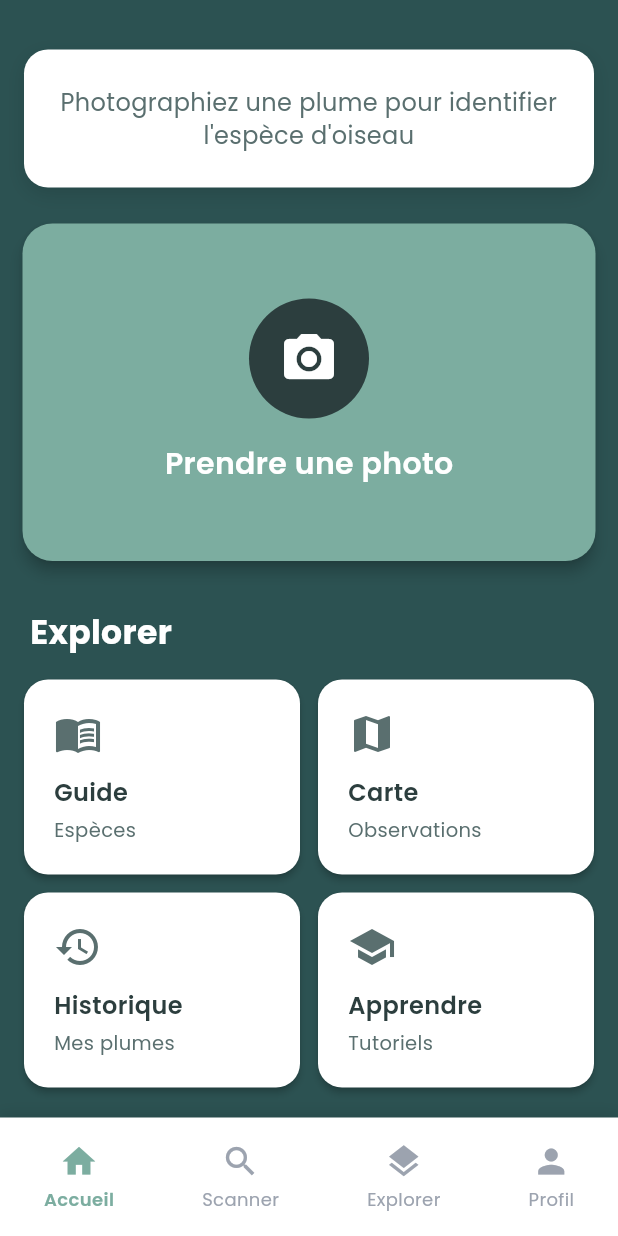
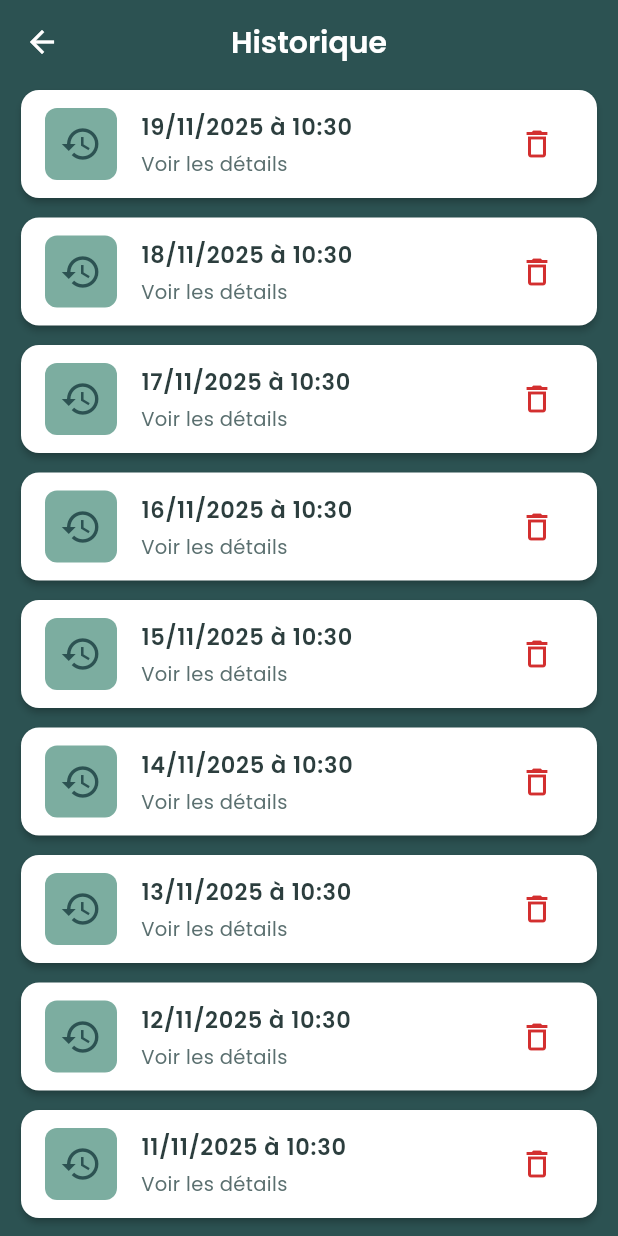
Before and after one commit to MarineGuell/PlumID, a Flutter app: the screen it shows after launch, scrolled down 195 dp, after a tap on "Historique", on a phone screen of 412 x 824 dp. Run offline on Flutter 3.47's test engine with Material 3 defaults, Android fonts, the phone set to English and light mode, and no system bars; our stand-ins replace dartz, dio, equatable, flutter_riverpod, freezed_annotation, geocoding and 5 more; generated files the repository leaves out were written again.

Commit message:
chore: prepare history popup page

```diff
--- a/plum_id_mobile/lib/core/theme/app_theme.dart
+++ b/plum_id_mobile/lib/core/theme/app_theme.dart
@@ -9,6 +9,7 @@ class AppTheme {
   static const Color backgroundColor = Color(0xFF2C5252);
   static const Color surfaceColor = Colors.white;
   static const Color errorColor = Color(0xFFD32F2F);
+  static const Color danger = Color(0xFFD32F2F);
 
   // Logo colors
   static const Color logoBackground = Color(0xFF8FBAAA); // Logo background
--- /dev/null
+++ b/plum_id_mobile/lib/presentation/history/screens/history_screen.dart
@@ -0,0 +1,160 @@
+import 'package:flutter/material.dart';
+import '../../../core/theme/app_theme.dart';
+
+class HistoryScreen extends StatefulWidget {
+  const HistoryScreen({super.key});
+
+  @override
+  State<HistoryScreen> createState() => _HistoryScreenState();
+}
+
+class _HistoryScreenState extends State<HistoryScreen> {
+  // Liste générique pour simuler l'historique
+  List<Map<String, dynamic>> historyItems = List.generate(
+    10,
+    (index) => {
+      'id': index,
+      'date': DateTime.now().subtract(Duration(days: index)),
+      'species': 'Espèce ${index + 1}',
+    },
+  );
+
+  void _deleteItem(int index) {
+    setState(() {
+      historyItems.removeAt(index);
+    });
+
+    ScaffoldMessenger.of(context).showSnackBar(
+      const SnackBar(
+        content: Text('Identification supprimée'),
+        backgroundColor: AppTheme.secondaryColor,
+        duration: Duration(seconds: 2),
+      ),
+    );
+  }
+
+  @override
+  Widget build(BuildContext context) {
+    return Scaffold(
+      backgroundColor: AppTheme.backgroundColor,
+      appBar: AppBar(
+        title: const Text('Historique'),
+        backgroundColor: AppTheme.primaryColor,
+        foregroundColor: AppTheme.textOnPrimary,
+        elevation: 0,
+      ),
+      body: SafeArea(
+        child: historyItems.isEmpty
+            ? _buildEmptyState(context)
+            : _buildHistoryList(),
+      ),
+    );
+  }
+
+  Widget _buildEmptyState(BuildContext context) {
+    return Center(
+      child: Padding(
+        padding: const EdgeInsets.all(24.0),
+        child: Column(
+          mainAxisAlignment: MainAxisAlignment.center,
+          children: [
+            Icon(
+              Icons.history,
+              size: 80,
+              color: AppTheme.textOnPrimary,
+            ),
+            const SizedBox(height: 24),
+            Text(
+              'Historique',
+              style: Theme.of(context).textTheme.headlineSmall?.copyWith(
+                    color: AppTheme.textOnPrimary,
+                    fontWeight: FontWeight.bold,
+                  ),
+            ),
+            const SizedBox(height: 16),
+            Text(
+              'Vos identifications de plumes apparaîtront ici',
+              textAlign: TextAlign.center,
+              style: Theme.of(context).textTheme.bodyLarge?.copyWith(
+                    color: AppTheme.textOnPrimary,
+                  ),
+            ),
+          ],
+        ),
+      ),
+    );
+  }
+
+  Widget _buildHistoryList() {
+    return ListView.separated(
+      padding: const EdgeInsets.symmetric(horizontal: 10, vertical: 0),
+      itemCount: historyItems.length,
+      separatorBuilder: (context, index) => const SizedBox(height: 5),
+      itemBuilder: (context, index) {
+        final item = historyItems[index];
+        final date = item['date'] as DateTime;
+        final dateText = '${date.day}/${date.month}/${date.year} à ${date.hour}:${date.minute.toString().padLeft(2, '0')}';
+
+        return Card(
+          color: AppTheme.surfaceColor,
+          elevation: 2,
+          shape: RoundedRectangleBorder(
+            borderRadius: BorderRadius.circular(12),
+          ),
+          child: ListTile(
+            contentPadding: const EdgeInsets.symmetric(
+              horizontal: 16
+            ),
+            leading: Container(
+              width: 48,
+              height: 48,
+              decoration: BoxDecoration(
+                color: AppTheme.secondaryColor,
+                borderRadius: BorderRadius.circular(8),
+              ),
+              child: Icon(
+                Icons.history,
+                color: AppTheme.primaryColor,
+                size: 28,
+              ),
+            ),
+            title: Text(
+              dateText,
+              style: const TextStyle(
+                color: AppTheme.textPrimary,
+                fontSize: 15,
+                fontWeight: FontWeight.w600,
+              ),
+            ),
+            subtitle: const Padding(
+              padding: EdgeInsets.only(top: 4),
+              child: Text(
+                'Voir les détails',
+                style: TextStyle(
+                  color: AppTheme.textSecondary,
+                  fontSize: 13,
+                ),
+              ),
+            ),
+            trailing: IconButton(
+              icon: const Icon(
+                Icons.delete_outline,
+                color: AppTheme.danger,
+              ),
+              onPressed: () => _deleteItem(index),
+            ),
+            onTap: () {
+              // TODO: Navigate to detail screen
+              ScaffoldMessenger.of(context).showSnackBar(
+                SnackBar(
+                  content: Text('Détails pour ${item['species']}'),
+                  backgroundColor: AppTheme.secondaryColor,
+                ),
+              );
+            },
+          ),
+        );
+      },
+    );
+  }
+}
--- a/plum_id_mobile/lib/presentation/identification/screens/home_screen.dart
+++ b/plum_id_mobile/lib/presentation/identification/screens/home_screen.dart
@@ -1,6 +1,7 @@
 import 'package:flutter/material.dart';
 import 'package:image_picker/image_picker.dart';
 import '../../../core/theme/app_theme.dart';
+import '../../history/screens/history_screen.dart';
 
 class HomeScreen extends StatelessWidget {
   const HomeScreen({super.key});
@@ -27,7 +28,7 @@ class HomeScreen extends StatelessWidget {
               const SizedBox(height: 32),
 
               // Explorer section
-              _buildExplorerSection(),
+              _buildExplorerSection(context),
 
               const SizedBox(height: 20),
             ],
@@ -156,7 +157,7 @@ class HomeScreen extends StatelessWidget {
     );
   }
 
-  Widget _buildExplorerSection() {
+  Widget _buildExplorerSection(BuildContext context) {
     return Container(
       padding: const EdgeInsets.symmetric(horizontal: 16),
       child: Column(
@@ -201,7 +202,12 @@ class HomeScreen extends StatelessWidget {
                   title: "Historique",
                   subtitle: "Mes plumes",
                   onTap: () {
-                    // TODO: Navigate to history
+                    Navigator.push(
+                      context,
+                      MaterialPageRoute(
+                        builder: (context) => const HistoryScreen(),
+                      ),
+                    );
                   },
                 ),
               ),
@@ -267,20 +273,21 @@ class HomeScreen extends StatelessWidget {
     );
   }
 
-  Future<void> _pickImage(BuildContext context, ImageSource source) async {
-    final picker = ImagePicker();
-    final image = await picker.pickImage(source: source);
+  // todo: implement image picker
+  // Future<void> _pickImage(BuildContext context, ImageSource source) async {
+  //   final picker = ImagePicker();
+  //   final image = await picker.pickImage(source: source);
 
-    if (image != null) {
-      // TODO: Navigate to identification screen with image
-      if (context.mounted) {
-        ScaffoldMessenger.of(context).showSnackBar(
-          SnackBar(
-            content: Text('Image sélectionnée: ${image.path}'),
-            backgroundColor: AppTheme.secondaryColor,
-          ),
-        );
-      }
-    }
-  }
+  //   if (image != null) {
+  //     // TODO: Navigate to identification screen with image
+  //     if (context.mounted) {
+  //       ScaffoldMessenger.of(context).showSnackBar(
+  //         SnackBar(
+  //           content: Text('Image sélectionnée: ${image.path}'),
+  //           backgroundColor: AppTheme.secondaryColor,
+  //         ),
+  //       );
+  //     }
+  //   }
+  // }
 }
```
Also changed, not shown: plum_id_mobile/lib/presentation/providers/providers.dart (+14 -13 lines), 1 other file.
